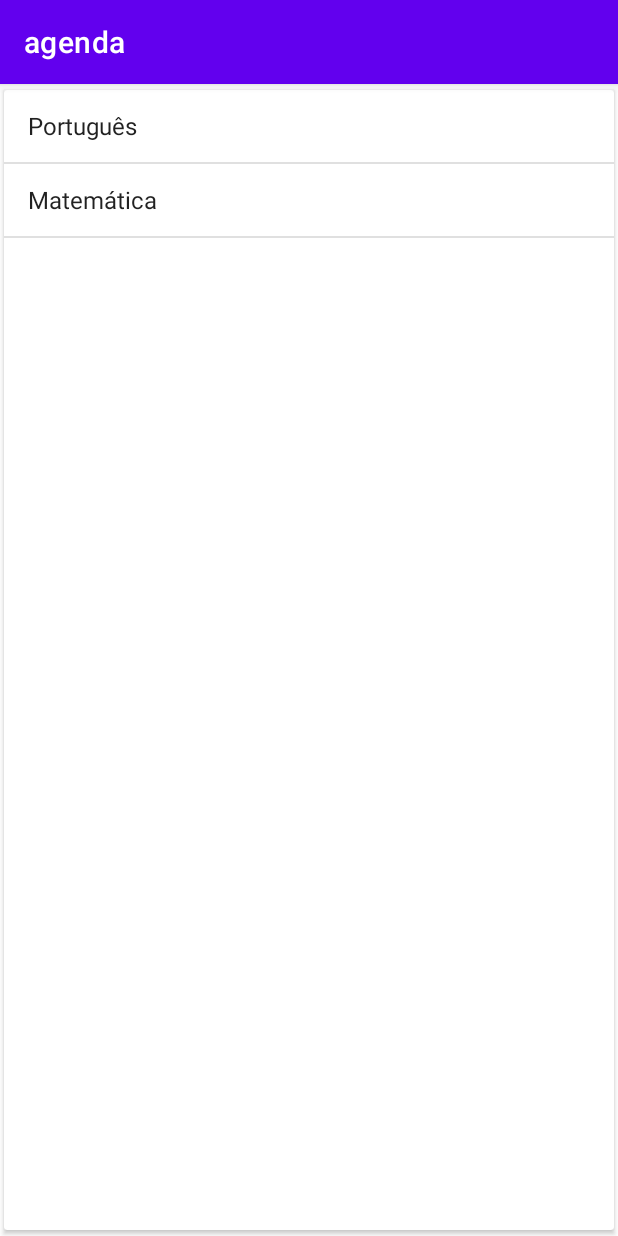
After one commit to geninhocell/agenda, an Android app: the ProvasActivity screen opened directly, with no data from a screen before it, on a phone screen of 412 x 824 dp. The commit adds this screen. Run offline under Robolectric (Android 15) with nearby library versions, the phone set to English and light mode, and no system bars.

Commit message:
nova tela provas

```diff
--- a/app/build.gradle
+++ b/app/build.gradle
@@ -37,6 +37,7 @@ dependencies {
     implementation 'androidx.constraintlayout:constraintlayout:2.0.4'
     implementation 'androidx.navigation:navigation-fragment:2.3.5'
     implementation 'androidx.navigation:navigation-ui:2.3.5'
+    implementation 'androidx.cardview:cardview:1.0.0'
     testImplementation 'junit:junit:4.+'
     androidTestImplementation 'androidx.test.ext:junit:1.1.2'
     androidTestImplementation 'androidx.test.espresso:espresso-core:3.3.0'
--- a/app/src/main/java/com/alura/agenda/MainActivity.java
+++ b/app/src/main/java/com/alura/agenda/MainActivity.java
@@ -23,7 +23,6 @@ import android.view.View;
 import android.widget.AdapterView;
 import android.widget.Button;
 import android.widget.ListView;
-import android.widget.Toast;
 
 import java.util.List;
 
@@ -66,6 +65,10 @@ public class MainActivity extends AppCompatActivity {
     public boolean onOptionsItemSelected(@NonNull MenuItem item) {
         if (item.getItemId() == R.id.menu_enviar_notas) {
             new EnviaAlunosTask(this).execute();
+        }
+        if(item.getItemId() == R.id.menu_baixar_provas){
+            Intent vaiParaProvas = new Intent(this, ProvasActivity.class);
+            startActivity(vaiParaProvas);
         }
         return super.onOptionsItemSelected(item);
     }
--- /dev/null
+++ b/app/src/main/java/com/alura/agenda/ProvasActivity.java
@@ -0,0 +1,41 @@
+package com.alura.agenda;
+
+import androidx.appcompat.app.AppCompatActivity;
+
+import android.os.Bundle;
+import android.util.Log;
+import android.widget.ArrayAdapter;
+import android.widget.ListView;
+import android.widget.Toast;
+
+import com.alura.agenda.modelo.Prova;
+
+import java.util.Arrays;
+import java.util.List;
+
+public class ProvasActivity extends AppCompatActivity {
+
+    @Override
+    protected void onCreate(Bundle savedInstanceState) {
+        super.onCreate(savedInstanceState);
+        setContentView(R.layout.activity_provas);
+
+        List<String> topicosPortugues = Arrays.asList("Sujeito", "Objeto direto", "Objeto indireto");
+        Prova provaPortugues = new Prova("Português", "25/05/2022", topicosPortugues);
+
+        List<String> topicosMatematica = Arrays.asList("Equações do 1° grau", "Trigonometria", "Razão e proporção");
+        Prova provaMatematica = new Prova("Matemática", "27/05/2022", topicosMatematica);
+
+        List<Prova> provas = Arrays.asList(provaPortugues, provaMatematica);
+
+        ArrayAdapter<Prova> adapter = new ArrayAdapter<>(this, android.R.layout.simple_list_item_1, provas);
+
+        ListView lista = findViewById(R.id.provas_lista);
+        lista.setAdapter(adapter);
+
+        lista.setOnItemClickListener((parent, view, position, id) -> {
+            Prova prova = (Prova) parent.getItemAtPosition(position);
+            Toast.makeText(ProvasActivity.this, "Clicou na prova de " + prova, Toast.LENGTH_SHORT).show();
+        });
+    }
+}
--- /dev/null
+++ b/app/src/main/java/com/alura/agenda/modelo/Prova.java
@@ -0,0 +1,45 @@
+package com.alura.agenda.modelo;
+
+import java.util.List;
+
+public class Prova {
+
+    private String materia;
+    private String data;
+    private List<String> topicos;
+
+    public Prova(String materia, String data, List<String> topicos) {
+        this.materia = materia;
+        this.data = data;
+        this.topicos = topicos;
+    }
+
+    public String getMateria() {
+        return materia;
+    }
+
+    public void setMateria(String materia) {
+        this.materia = materia;
+    }
+
+    public String getData() {
+        return data;
+    }
+
+    public void setData(String data) {
+        this.data = data;
+    }
+
+    public List<String> getTopicos() {
+        return topicos;
+    }
+
+    public void setTopicos(List<String> topicos) {
+        this.topicos = topicos;
+    }
+
+    @Override
+    public String toString() {
+        return this.materia;
+    }
+}
--- /dev/null
+++ b/app/src/main/res/layout/activity_provas.xml
@@ -0,0 +1,13 @@
+<?xml version="1.0" encoding="utf-8"?>
+<androidx.cardview.widget.CardView xmlns:android="http://schemas.android.com/apk/res/android"
+    android:layout_width="match_parent"
+    android:layout_height="match_parent"
+    xmlns:app="http://schemas.android.com/apk/res-auto"
+    app:cardUseCompatPadding="true">
+
+    <ListView
+        android:id="@+id/provas_lista"
+        android:layout_width="match_parent"
+        android:layout_height="match_parent"/>
+
+</androidx.cardview.widget.CardView>
--- a/app/src/main/res/menu/menu_main.xml
+++ b/app/src/main/res/menu/menu_main.xml
@@ -9,4 +9,10 @@
         android:title="Enviar notas"
         android:icon="@drawable/ic_enviar"
         app:showAsAction="always" />
+
+    <item
+        android:id="@+id/menu_baixar_provas"
+        android:title="Baixar Provas"
+        android:icon="@drawable/ic_receber"
+        app:showAsAction="always"/>
 </menu>
```
Also changed, not shown: app/src/main/AndroidManifest.xml (+14 -10 lines), app/src/main/java/com/alura/agenda/DetalhesProvaActivity.java (added, +14 -0 lines), app/src/main/java/com/alura/agenda/adapter/AlunosAdapter.java (+10 -0 lines), app/src/main/res/layout-land/list_item.xml (added, +54 -0 lines), app/src/main/res/layout/activity_detalhes_prova.xml (added, +9 -0 lines).
